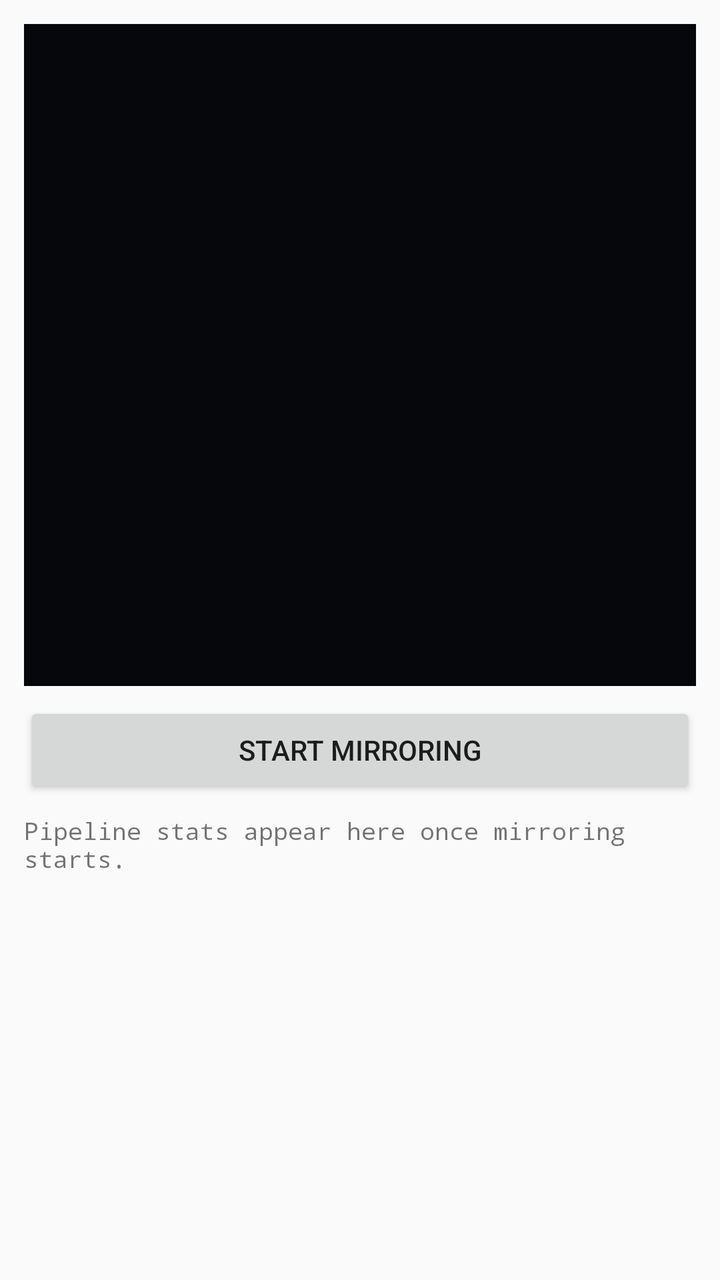
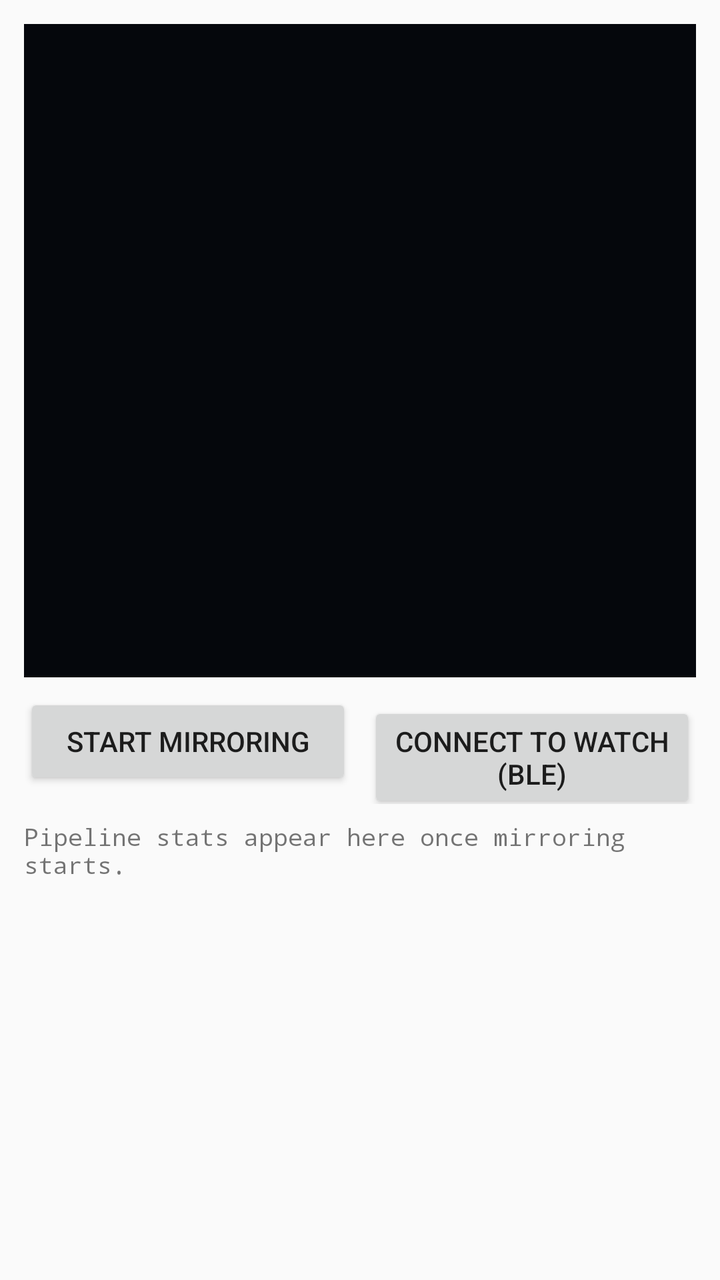

An Android layout rendered at two revisions. The XML below is the earlier revision; the diff shows what the commit changed to produce the second picture.
<!-- AndroidManifest.xml: application theme Theme.WatchPlay.Demo -->
<!-- res/layout/activity_main.xml -->
<?xml version="1.0" encoding="utf-8"?>
<LinearLayout xmlns:android="http://schemas.android.com/apk/res/android"
    android:layout_width="match_parent"
    android:layout_height="match_parent"
    android:orientation="vertical"
    android:padding="12dp">

    <FrameLayout
        android:id="@+id/scene_container"
        android:layout_width="match_parent"
        android:layout_height="0dp"
        android:layout_weight="3"
        android:background="#05070c" />

    <Button
        android:id="@+id/toggle"
        android:layout_width="match_parent"
        android:layout_height="wrap_content"
        android:layout_marginTop="8dp"
        android:text="@string/start_mirroring" />

    <ScrollView
        android:layout_width="match_parent"
        android:layout_height="0dp"
        android:layout_weight="2"
        android:layout_marginTop="8dp">

        <TextView
            android:id="@+id/stats"
            android:layout_width="match_parent"
            android:layout_height="wrap_content"
            android:fontFamily="monospace"
            android:text="@string/stats_placeholder"
            android:textSize="12sp" />

    </ScrollView>

</LinearLayout>
<!-- resources referenced by this layout -->
<resources>
  <string name="start_mirroring">Start mirroring</string>
  <string name="stats_placeholder">Pipeline stats appear here once mirroring starts.</string>
  <style name="Theme.WatchPlay.Demo" parent="Theme.AppCompat.DayNight.NoActionBar" />
</resources>

<!-- the commit's change to res/layout/activity_main.xml (unified diff, before → after) -->
@@ -12,12 +12,28 @@
         android:layout_weight="3"
         android:background="#05070c" />
 
-    <Button
-        android:id="@+id/toggle"
+    <LinearLayout
         android:layout_width="match_parent"
         android:layout_height="wrap_content"
         android:layout_marginTop="8dp"
-        android:text="@string/start_mirroring" />
+        android:orientation="horizontal">
+
+        <Button
+            android:id="@+id/toggle"
+            android:layout_width="0dp"
+            android:layout_height="wrap_content"
+            android:layout_weight="1"
+            android:text="@string/start_mirroring" />
+
+        <Button
+            android:id="@+id/watch"
+            android:layout_width="0dp"
+            android:layout_height="wrap_content"
+            android:layout_marginStart="8dp"
+            android:layout_weight="1"
+            android:text="@string/connect_watch" />
+
+    </LinearLayout>
 
     <ScrollView
         android:layout_width="match_parent"
<!-- resource entries referenced after the edit -->
@@ -1,5 +1,6 @@
 <!-- resources referenced by this layout -->
 <resources>
+  <string name="connect_watch">Connect to watch (BLE)</string>
   <string name="start_mirroring">Start mirroring</string>
   <string name="stats_placeholder">Pipeline stats appear here once mirroring starts.</string>
   <style name="Theme.WatchPlay.Demo" parent="Theme.AppCompat.DayNight.NoActionBar" />
